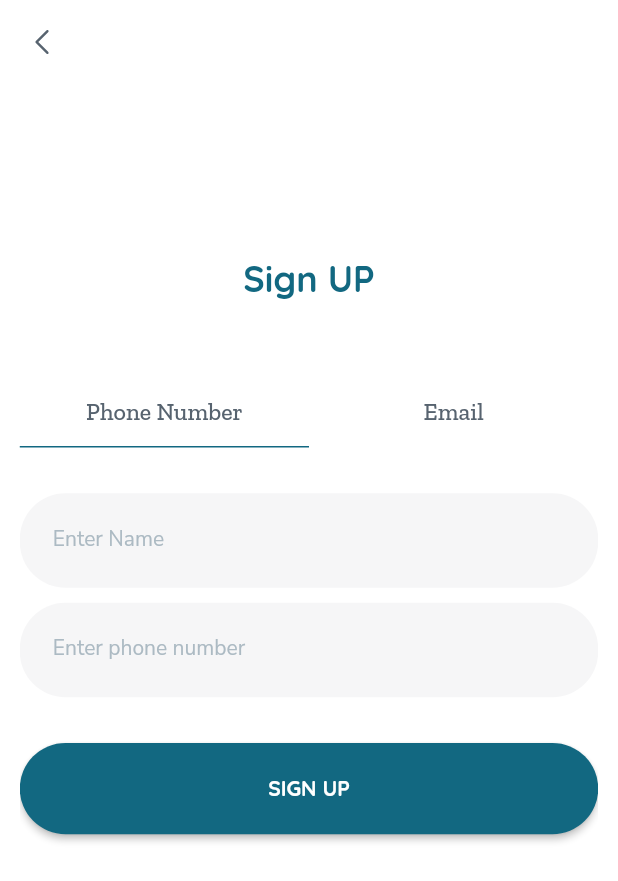
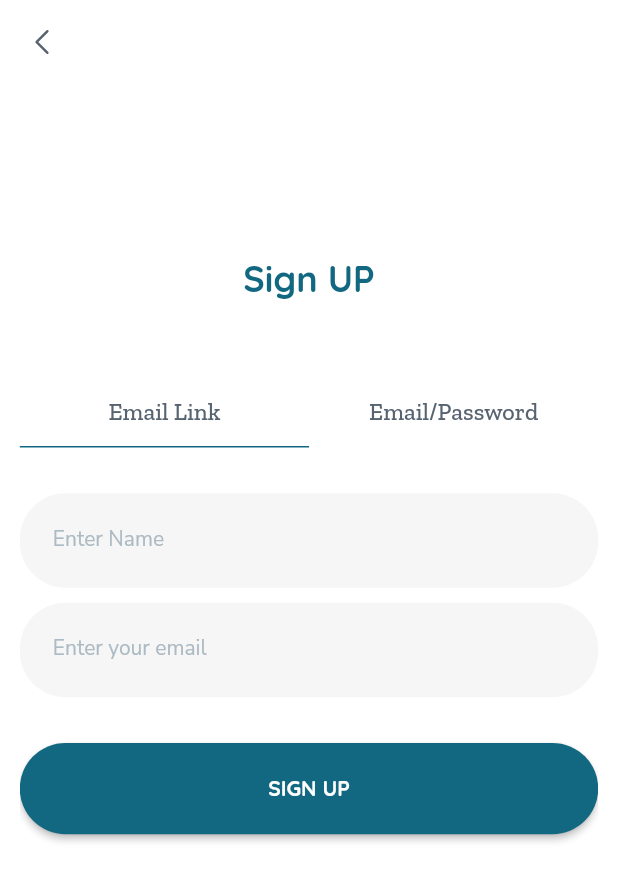
Before and after one commit to yasmeenaothman/e_commerce_app, a Flutter app: the screen it shows after launch, after a tap on "Create account", on a phone screen of 412 x 824 dp. Shown: the top 881 px of the screen. Run offline on Flutter 3.47's test engine with Material 2 defaults, Android fonts, the phone set to English and light mode, and no system bars; our stand-ins replace carousel_slider, dio, dots_indicator, firebase_auth, firebase_core, firebase_dynamic_links and 8 more; missing offline and left inert: flutter_facebook_auth; accounts and stored records are empty; generated files the repository leaves out were written again; network calls fail.

Commit message:
password_less auth done

```diff
--- a/lib/firebase/controllers/auth_controller.dart
+++ b/lib/firebase/controllers/auth_controller.dart
@@ -1,5 +1,6 @@
 import 'package:firebase_auth/firebase_auth.dart';
-import 'package:get/get.dart';
+
+import '../../utils/constants/constant.dart';
 
 class AuthController{
   static FirebaseAuth firebaseAuth = FirebaseAuth.instance;
@@ -10,4 +11,22 @@ class AuthController{
   static Future<UserCredential> signInWithEmailAndPassword(String email,String password){
     return firebaseAuth.signInWithEmailAndPassword(email: email, password: password);
   }
+  static Future<void> sendSignInWithEmailLink(String email){
+    return firebaseAuth.sendSignInLinkToEmail(
+       email: email,
+      actionCodeSettings: ActionCodeSettings(
+        url: Constant.emailLinkUrl,
+        handleCodeInApp: true,
+        androidPackageName: Constant.packageName,
+      ),
+    );
+  }
+
+  static Future<UserCredential> signInWithEmailLink(String email, String emailLink ){
+    return firebaseAuth.signInWithEmailLink(email: email, emailLink: emailLink);
+  }
+  static bool isSignInWithEmailLink(String emailLink ){
+    return firebaseAuth.isSignInWithEmailLink(emailLink);
+  }
+
 }
--- a/lib/firebase/repo/auth_repo.dart
+++ b/lib/firebase/repo/auth_repo.dart
@@ -2,6 +2,7 @@ import 'package:e_commerce_app/firebase/controllers/auth_controller.dart';
 import 'package:e_commerce_app/utils/constants/constant.dart';
 import 'package:e_commerce_app/utils/static_methods.dart';
 import 'package:firebase_auth/firebase_auth.dart';
+import 'package:firebase_dynamic_links/firebase_dynamic_links.dart';
 import 'package:get/get.dart';
 
 class AuthRepo{
@@ -48,4 +49,30 @@ class AuthRepo{
     }
 
   }
+  static Future<bool> sendSignInWithEmailLink(String email)async{
+    try{
+      await AuthController.sendSignInWithEmailLink(email);
+      print('the email sent');
+      StaticMethods.buildSnackBar(Constant.payAttention, Constant.checkEmail);
+      return true;
+    }catch (e) {
+      StaticMethods.showToast(e.toString());
+      return false;
+    }
+
+  }
+  static Future<bool> signInWithEmailLink(String email, String emailLink)async{
+    bool validLink = AuthController.isSignInWithEmailLink(emailLink);
+    if(validLink){
+      try{
+        await AuthController.signInWithEmailLink(email,emailLink);
+        return true;
+      }catch (e) {
+        StaticMethods.showToast(e.toString());
+        return false;
+      }
+    }
+    print('the link is not valid');
+    return false;
+  }
 }
--- a/lib/modules/auth/auth_screen_controller.dart
+++ b/lib/modules/auth/auth_screen_controller.dart
@@ -4,6 +4,7 @@ import 'package:e_commerce_app/firebase/repo/auth_repo.dart';
 import 'package:e_commerce_app/helpers/shared_prefe_helper.dart';
 import 'package:e_commerce_app/utils/static_methods.dart';
 import 'package:firebase_auth/firebase_auth.dart';
+import 'package:firebase_dynamic_links/firebase_dynamic_links.dart';
 import 'package:flutter/material.dart';
 import 'package:flutter_facebook_auth/flutter_facebook_auth.dart';
 import 'package:http/http.dart' as http;
@@ -12,7 +13,7 @@ import 'package:google_sign_in/google_sign_in.dart';
 
 import '../../utils/constants/constant.dart';
 
-class AuthScreenController extends GetxController{
+class AuthScreenController extends GetxController with WidgetsBindingObserver{
 
   final FirebaseAuth _auth = FirebaseAuth.instance;
   final GoogleSignIn _googleSignIn = GoogleSignIn();
@@ -25,6 +26,15 @@ class AuthScreenController extends GetxController{
   setIsPassVisible(){
     isPassVisible = !isPassVisible;
     update();
+  }
+
+  @override
+  void didChangeAppLifecycleState(AppLifecycleState state) {
+    print('fffffffffffff${state}');
+    if (state == AppLifecycleState.resumed) {
+    getDynamicLink(fromColdState: false);
+    }
+    super.didChangeAppLifecycleState(state);
   }
   Future googleSignIn() async{
     final googleUser = await _googleSignIn.signIn();
@@ -67,6 +77,33 @@ class AuthScreenController extends GetxController{
     }
   }
 
+  sendSignInWithEmailLink() async {
+    if(emailController.text.isNotEmpty){
+      await AuthRepo.sendSignInWithEmailLink(emailController.text.trim());
+    }
+    else{
+      StaticMethods.showToast(Constant.fill);
+    }
+  }
+
+  Future<void> getDynamicLink({required bool fromColdState}) async {
+
+    final PendingDynamicLinkData? data =  fromColdState?await FirebaseDynamicLinks.instance.getInitialLink()
+        :await FirebaseDynamicLinks.instance.onLink.first;
+    print('hhhhhhhhhhhhhh$data');
+    if(data!=null){
+      final String link = data.link.toString();
+      print('mmmmmmmmmmmmmmmmmmmmm$link');
+      bool isAccepted = await AuthRepo.signInWithEmailLink(emailController.text.trim(), link);
+      if(isAccepted){
+        executeWhenUserAccepted();
+      }
+    }
+    else{
+      print('mmmmmmmmmmmmmmmmmmmmm noCredentials were found');
+    }
+
+  }
 
   Future signInFB() async{
     final LoginResult result = await fbLogin.login();
@@ -89,10 +126,9 @@ class AuthScreenController extends GetxController{
     await fbLogin.logOut();
     await _auth.signOut();
     getCurrentUser();
-    print('EEEEEEEEEEEEE$currentUser');
+    print('currentUser is $currentUser');
     SharedPreferenceHelper.sharedHelper.putString(Constant.uid, '');
     Get.offAllNamed(Constant.signInScreen);
-    print("User Sign Out");
   }
   getCurrentUser(){
     currentUser = _auth.currentUser;
@@ -117,7 +153,20 @@ class AuthScreenController extends GetxController{
     cleanControllers();
   }
   @override
-  void onInit() {
+  void onReady() {
+    super.onReady();
+    getDynamicLink(fromColdState: true);
+  }
+
+  @override
+  Future<void> onInit() async {
     super.onInit();
+    WidgetsBinding.instance.addObserver(this);
   }
+  @override
+  void onClose() {
+    WidgetsBinding.instance.removeObserver(this);
+    super.onClose();
+  }
+
 }
--- a/lib/modules/auth/signin/signin_screen.dart
+++ b/lib/modules/auth/signin/signin_screen.dart
@@ -1,4 +1,6 @@
 import 'package:flutter/material.dart';
+import 'package:get/get.dart';
+import 'package:get/get_core/src/get_main.dart';
 import 'package:get/get_state_manager/src/simple/get_state.dart';
 import '../auth_screen_controller.dart';
 import '../widgets/auth_screen.dart';
--- a/lib/modules/auth/widgets/auth_screen.dart
+++ b/lib/modules/auth/widgets/auth_screen.dart
@@ -11,10 +11,11 @@ import '../../../widgets/custom_elevated_button.dart';
 import '../auth_screen_controller.dart';
 import 'custom_text_field.dart';
 
-class AuthScreen extends StatelessWidget {
+class AuthScreen extends StatelessWidget{
   AuthScreen({Key? key, this.isSignUp = false}) : super(key: key);
   final bool isSignUp;
   final AuthScreenController controller = Get.find<AuthScreenController>();
+
   @override
   Widget build(BuildContext context) {
     return DefaultTabController(
@@ -60,7 +61,7 @@ class AuthScreen extends StatelessWidget {
                     tabs: [
                       Tab(
                         child: Text(
-                          Constant.phoneNumber,
+                          Constant.emailLink,
                           style: AppTextStyle.buildZillaSlabMediumTextStyle(
                             color: ColorHelper.grey_57636F,
                             size: 16,
@@ -117,7 +118,7 @@ class AuthScreen extends StatelessWidget {
               CustomTextField(
                 //TODO:here make as isEmail?controller.emailController:controller.phoneController
                 controller: authController.emailController,
-                hintText: isEmail? Constant.enterEmail :Constant.enterPhoneNum,
+                hintText: isEmail? Constant.enterEmail :Constant.enterEmail,
                 //onChanged: (s) {},
               ),
               Visibility(
@@ -154,6 +155,9 @@ class AuthScreen extends StatelessWidget {
                     //TODO: in sign up with PhoneNumber you will go to verification screen
                     if(isEmail){
                       isSignUp?authController.signUpWithEmailAndPass(): authController.signInWithEmailAndPass();
+                    }
+                    else{
+                      authController.sendSignInWithEmailLink();
                     }
                   },
                 ),
--- a/lib/utils/constants/constant.dart
+++ b/lib/utils/constants/constant.dart
@@ -42,7 +42,7 @@ class Constant{
     cartScreen : (_)=> const CartScreen(),
     basicScreen : (_)=> const BasicScreen(),
     categoryScreen : (_)=> const CategoryScreen(),
-    signInScreen : (_)=> const SignInScreen(),
+    signInScreen : (_)=> SignInScreen(),
     signUpScreen : (_)=> const SignUpScreen(),
     verifyScreen : (_)=> const VerifyNumberScreen(),
   };
@@ -97,11 +97,11 @@ class Constant{
   static const enterPinCode = 'Enter The Pin You Have Received Via SMS On';
   static const signIn = 'Sign In';
   static const signUp = 'Sign UP';
-  static const phoneNumber = 'Phone Number';
-  static const email = 'Email';
-  static const enterPhoneNum = 'Enter phone number';
+  static const emailLink = 'Email Link';
+  static const email = 'Email/Password';
+  //static const enterPhoneNum = 'Enter your PhoneNum';
   static const enterName = 'Enter Name';
-  static const enterEmail = 'Enter Email';
+  static const enterEmail = 'Enter your email';
   static const password = 'Password';
   static const createAccount = 'Create account';
   static const weakPass = 'weak-password';
@@ -111,6 +111,10 @@ class Constant{
   static const userNotFound = 'user-not-found';
   static const wrongPass = 'wrong-password';
   static const uid = 'uid';
+  static const emailLinkUrl = 'https://trainning.page.link/amTC';
+  static const payAttention = 'Pay attention';
+  static const packageName = 'com.example.e_commerce_app';
+  static const checkEmail = 'Check Your Email!...then click on the link';
   //static const List imagesPath = ['google_img.svg','facebook_icon.svg'];
   static List<String> menuItems = [
     categoryKey,
--- a/pubspec.yaml
+++ b/pubspec.yaml
@@ -47,6 +47,7 @@ dependencies:
   flutter_facebook_auth: ^5.0.6
   http: any
   fluttertoast: ^8.0.8
+  firebase_dynamic_links: ^5.0.6
 
   #  flutter_spinbox: ^0.11.0
 
```
Also changed, not shown: lib/modules/basic/home/product_details/product_details_screen.dart (+1 -32 lines), pubspec.lock, 2 other files.
